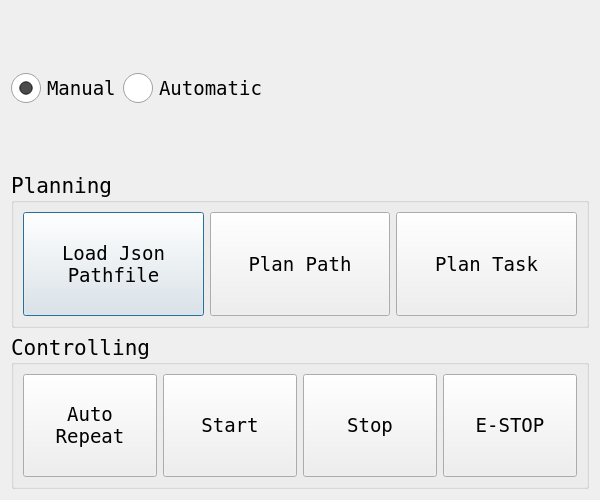
Qt form roller_control/localui.ui (sragin/roller_control) before a commit.
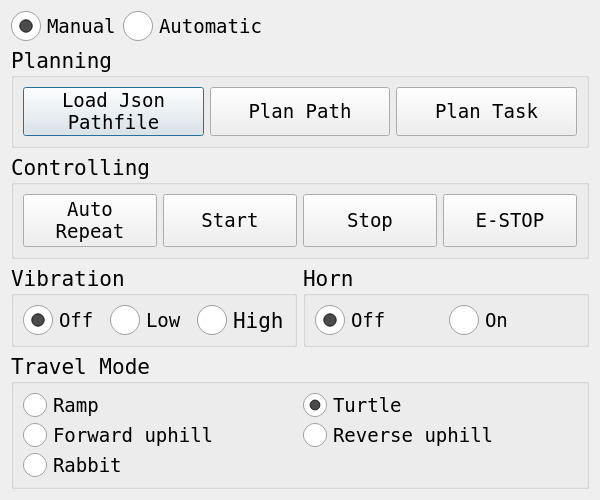
The same form after that commit.

Commit message: feat[UI]: 모드변경 및 기타기능 대응

```diff
--- a/roller_control/localui.ui
+++ b/roller_control/localui.ui
@@ -286,6 +286,262 @@
      </item>
     </layout>
    </item>
+   <item>
+    <layout class="QHBoxLayout" name="horizontalLayout_6">
+     <item>
+      <widget class="QGroupBox" name="groupBox_3">
+       <property name="font">
+        <font>
+         <family>DejaVu Sans Mono</family>
+         <pointsize>16</pointsize>
+        </font>
+       </property>
+       <property name="title">
+        <string>Vibration</string>
+       </property>
+       <layout class="QHBoxLayout" name="horizontalLayout_7">
+        <item>
+         <widget class="QRadioButton" name="radioButtonVibrationOff">
+          <property name="font">
+           <font>
+            <family>DejaVu Sans Mono</family>
+            <pointsize>14</pointsize>
+           </font>
+          </property>
+          <property name="styleSheet">
+           <string notr="true">QRadioButton::indicator
+{
+	width : 30px;
+	height : 30px;
+}</string>
+          </property>
+          <property name="text">
+           <string>Off</string>
+          </property>
+          <property name="checked">
+           <bool>true</bool>
+          </property>
+         </widget>
+        </item>
+        <item>
+         <widget class="QRadioButton" name="radioButtonVibrationLow">
+          <property name="font">
+           <font>
+            <family>DejaVu Sans Mono</family>
+            <pointsize>14</pointsize>
+           </font>
+          </property>
+          <property name="styleSheet">
+           <string notr="true">QRadioButton::indicator
+{
+	width : 30px;
+	height : 30px;
+}</string>
+          </property>
+          <property name="text">
+           <string>Low</string>
+          </property>
+         </widget>
+        </item>
+        <item>
+         <widget class="QRadioButton" name="radioButtonVibrationHigh">
+          <property name="styleSheet">
+           <string notr="true">QRadioButton::indicator
+{
+	width : 30px;
+	height : 30px;
+}</string>
+          </property>
+          <property name="text">
+           <string>High</string>
+          </property>
+         </widget>
+        </item>
+       </layout>
+      </widget>
+     </item>
+     <item>
+      <widget class="QGroupBox" name="groupBox_4">
+       <property name="font">
+        <font>
+         <family>DejaVu Sans Mono</family>
+         <pointsize>16</pointsize>
+        </font>
+       </property>
+       <property name="title">
+        <string>Horn</string>
+       </property>
+       <layout class="QHBoxLayout" name="horizontalLayout_8">
+        <item>
+         <widget class="QRadioButton" name="radioButtonHornOff">
+          <property name="font">
+           <font>
+            <family>DejaVu Sans Mono</family>
+            <pointsize>14</pointsize>
+           </font>
+          </property>
+          <property name="styleSheet">
+           <string notr="true">QRadioButton::indicator
+{
+	width : 30px;
+	height : 30px;
+}</string>
+          </property>
+          <property name="text">
+           <string>Off</string>
+          </property>
+          <property name="checked">
+           <bool>true</bool>
+          </property>
+         </widget>
+        </item>
+        <item>
+         <widget class="QRadioButton" name="radioButtonHornOn">
+          <property name="font">
+           <font>
+            <family>DejaVu Sans Mono</family>
+            <pointsize>14</pointsize>
+           </font>
+          </property>
+          <property name="styleSheet">
+           <string notr="true">QRadioButton::indicator
+{
+	width : 30px;
+	height : 30px;
+}</string>
+          </property>
+          <property name="text">
+           <string>On</string>
+          </property>
+         </widget>
+        </item>
+       </layout>
+      </widget>
+     </item>
+    </layout>
+   </item>
+   <item>
+    <layout class="QHBoxLayout" name="horizontalLayout_10">
+     <item>
+      <widget class="QGroupBox" name="groupBox_6">
+       <property name="font">
+        <font>
+         <family>DejaVu Sans Mono</family>
+         <pointsize>16</pointsize>
+        </font>
+       </property>
+       <property name="title">
+        <string>Travel Mode</string>
+       </property>
+       <layout class="QGridLayout" name="gridLayout">
+        <item row="0" column="0">
+         <widget class="QRadioButton" name="radioButtonTravelRamp">
+          <property name="font">
+           <font>
+            <family>DejaVu Sans Mono</family>
+            <pointsize>14</pointsize>
+           </font>
+          </property>
+          <property name="styleSheet">
+           <string notr="true">QRadioButton::indicator
+{
+	width : 24px;
+	height : 24px;
+}</string>
+          </property>
+          <property name="text">
+           <string>Ramp</string>
+          </property>
+         </widget>
+        </item>
+        <item row="0" column="1">
+         <widget class="QRadioButton" name="radioButtonTravelTurtle">
+          <property name="font">
+           <font>
+            <family>DejaVu Sans Mono</family>
+            <pointsize>14</pointsize>
+           </font>
+          </property>
+          <property name="styleSheet">
+           <string notr="true">QRadioButton::indicator
+{
+	width : 24px;
+	height : 24px;
+}</string>
+          </property>
+          <property name="text">
+           <string>Turtle</string>
+          </property>
+          <property name="checked">
+           <bool>true</bool>
+          </property>
+         </widget>
+        </item>
+        <item row="1" column="0">
+         <widget class="QRadioButton" name="radioButtonTravelForwardUphill">
+          <property name="font">
+           <font>
+            <family>DejaVu Sans Mono</family>
+            <pointsize>14</pointsize>
+           </font>
+          </property>
+          <property name="styleSheet">
+           <string notr="true">QRadioButton::indicator
+{
+	width : 24px;
+	height : 24px;
+}</string>
+          </property>
+          <property name="text">
+           <string>Forward uphill</string>
+          </property>
+         </widget>
+        </item>
+        <item row="1" column="1">
+         <widget class="QRadioButton" name="radioButtonTravelReverseUphill">
+          <property name="font">
+           <font>
+            <family>DejaVu Sans Mono</family>
+            <pointsize>14</pointsize>
+           </font>
+          </property>
+          <property name="styleSheet">
+           <string notr="true">QRadioButton::indicator
+{
+	width : 24px;
+	height : 24px;
+}</string>
+          </property>
+          <property name="text">
+           <string>Reverse uphill</string>
+          </property>
+         </widget>
+        </item>
+        <item row="2" column="0">
+         <widget class="QRadioButton" name="radioButtonTravelRabbit">
+          <property name="font">
+           <font>
+            <family>DejaVu Sans Mono</family>
+            <pointsize>14</pointsize>
+           </font>
+          </property>
+          <property name="styleSheet">
+           <string notr="true">QRadioButton::indicator
+{
+	width : 24px;
+	height : 24px;
+}</string>
+          </property>
+          <property name="text">
+           <string>Rabbit</string>
+          </property>
+         </widget>
+        </item>
+       </layout>
+      </widget>
+     </item>
+    </layout>
+   </item>
   </layout>
  </widget>
  <resources/>
```
The commit also changes 2 other files.
